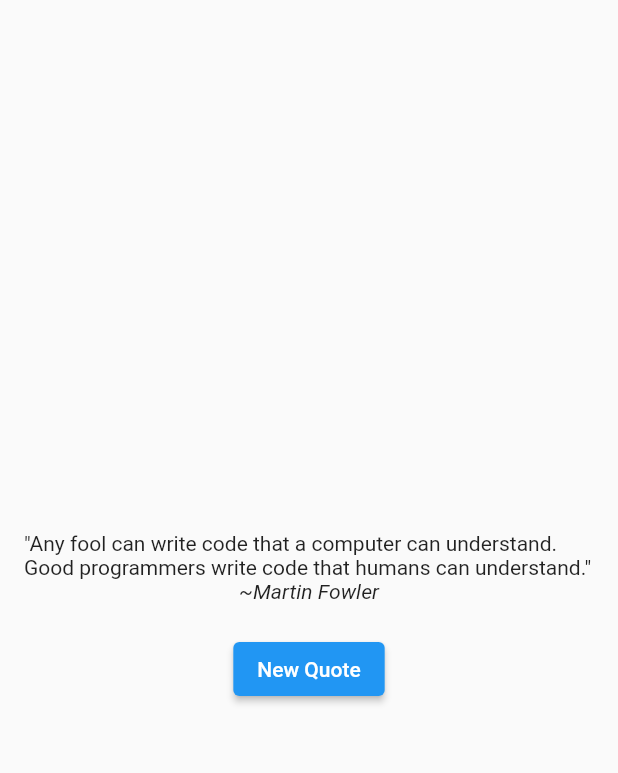
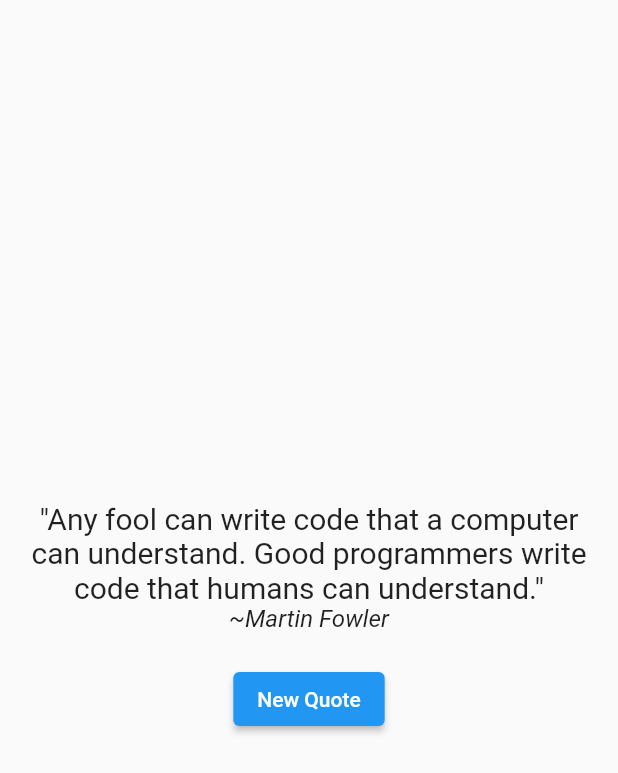
Before and after one commit to bartoginski/quotes-app, a Flutter app: the screen it shows after launch, on a phone screen of 412 x 824 dp. Shown: the top 773 px of the screen. Run offline on Flutter 3.47's test engine with Material 2 defaults, Android fonts, the phone set to English and light mode, and no system bars.

Commit message:
refactured structure of project, more quotes in separated list

```diff
--- a/lib/main.dart
+++ b/lib/main.dart
@@ -1,11 +1,13 @@
 import 'package:flutter/material.dart';
 import 'package:motivation_app/routes/QuoteRoute.dart';
+
+import 'models/QuotesList.dart';
 
 void main() => runApp(Home());
 
 class Home extends StatelessWidget {
   @override
   Widget build(BuildContext context) {
-    return MaterialApp(home: Scaffold(body: QuoteRoute()));
+    return MaterialApp(home: Scaffold(body: QuoteRoute(quotes)));
   }
 }
--- /dev/null
+++ b/lib/models/QuotesList.dart
@@ -0,0 +1,34 @@
+import 'Quote.dart';
+
+final List<Quote> quotes = [
+  Quote(
+      'Any fool can write code that a computer can understand. Good programmers write code that humans can understand.',
+      'Martin Fowler'),
+  Quote('First, solve the problem. Then, write the code.', 'John Johnson'),
+  Quote('Experience is the name everyone gives to their mistakes.',
+      'Oscar Wilde'),
+  Quote('In order to be irreplaceable, one must always be different',
+      'Coco Chanel'),
+  Quote('Java is to JavaScript what car is to Carpet.', 'Chris Heilmann'),
+  Quote('Knowledge is power.', 'Francis Bacon'),
+  Quote(
+      'Sometimes it pays to stay in bed on Monday, rather than spending the rest of the week debugging Monday’s code.',
+      'Dan Salomon'),
+  Quote(
+      'Perfection is achieved not when there is nothing more to add, but rather when there is nothing more to take away.',
+      'Antoine de Saint-Exupery'),
+  Quote('Ruby is rubbish! PHP is phpantastic!', 'Nikita Popov'),
+  Quote('Code is like humor. When you have to explain it, it’s bad.',
+      'Cory House'),
+  Quote('Fix the cause, not the symptom.', 'Steve Maguire'),
+  Quote(
+      'Optimism is an occupational hazard of programming: feedback is the treatment.',
+      'Kent Beck'),
+  Quote(
+      'When to use iterative development? You should use iterative development only on projects that you want to succeed.',
+      'Martin Fowler'),
+  Quote('Simplicity is the soul of efficiency.', 'Austin Freeman'),
+  Quote('Before software can be reusable it first has to be usable.',
+      'Ralph Johnson'),
+  Quote('Make it work, make it right, make it fast.', 'Kent Beck')
+];
--- a/lib/routes/QuoteRoute.dart
+++ b/lib/routes/QuoteRoute.dart
@@ -6,20 +6,12 @@ import 'package:motivation_app/models/Quote.dart';
 class QuoteRoute extends StatefulWidget {
   @override
   _QuoteRouteState createState() => _QuoteRouteState();
+  final List<Quote> quotes;
+
+  QuoteRoute(this.quotes);
 }
 
 class _QuoteRouteState extends State<QuoteRoute> {
-  final List<Quote> quotes = [
-    Quote(
-        'Any fool can write code that a computer can understand. Good programmers write code that humans can understand.',
-        'Martin Fowler'),
-    Quote('First, solve the problem. Then, write the code.', 'John Johnson'),
-    Quote('Experience is the name everyone gives to their mistakes.',
-        'Oscar Wilde'),
-    Quote('In order to be irreplaceable, one must always be different',
-        'Coco Chanel'),
-  ];
-
   int actualIndex = 0;
 
   @override
@@ -31,11 +23,21 @@ class _QuoteRouteState extends State<QuoteRoute> {
           mainAxisAlignment: MainAxisAlignment.center,
           crossAxisAlignment: CrossAxisAlignment.center,
           children: [
-            Container(child: Text('"${quotes[actualIndex].quote}"')),
+            Container(
+                child: Text(
+              '"${widget.quotes[actualIndex].quote}"',
+              textAlign: TextAlign.center,
+              style: TextStyle(
+                fontSize: 20,
+              ),
+            )),
             Container(
               child: Text(
-                '~${quotes[actualIndex].author}',
-                style: TextStyle(fontStyle: FontStyle.italic),
+                '~${widget.quotes[actualIndex].author}',
+                style: TextStyle(
+                  fontStyle: FontStyle.italic,
+                  fontSize: 16,
+                ),
               ),
             ),
             SizedBox(
```
